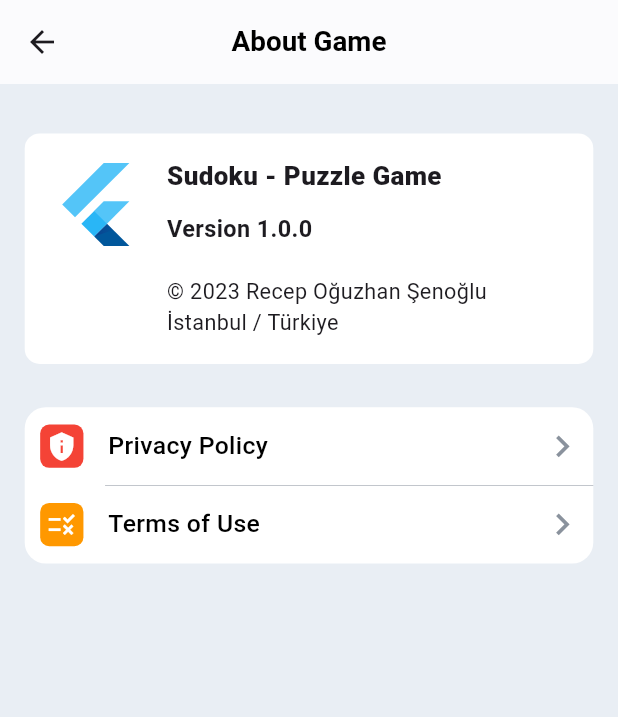
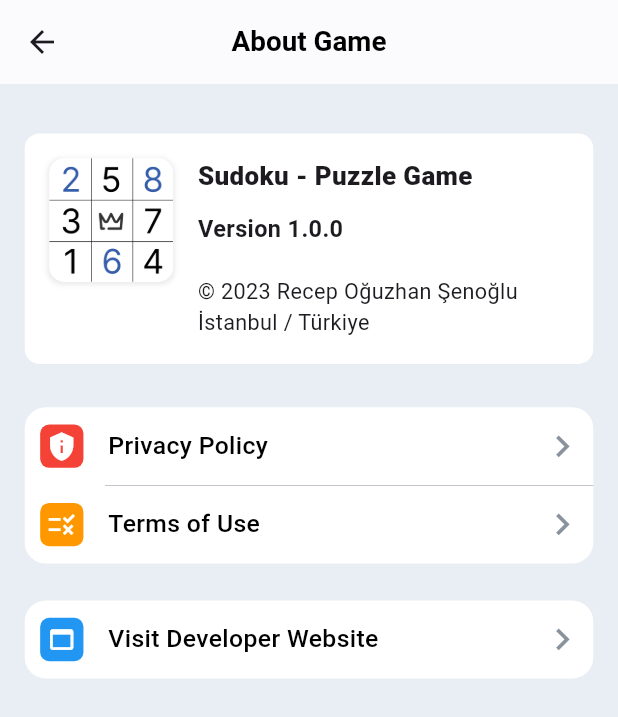
Before and after one commit to recepsenoglu/Flutter_Sudoku, a Flutter app: the AboutGameScreen screen opened by its route, on a phone screen of 412 x 824 dp. Shown: the top 717 px of the screen. Run offline on Flutter 3.47's test engine with Material 3 defaults, Android fonts, the phone set to English and light mode, and no system bars; our stand-ins replace shared_preferences, webview_flutter; accounts and stored records are empty.

Commit message:
about game page updated

```diff
--- a/lib/screens/options_screen/about_game_screen/about_game_screen.dart
+++ b/lib/screens/options_screen/about_game_screen/about_game_screen.dart
@@ -1,4 +1,7 @@
+import 'dart:developer';
+
 import 'package:flutter/material.dart';
+import 'package:url_launcher/url_launcher.dart';
 
 import '../../../utils/game_colors.dart';
 import '../../../utils/game_routes.dart';
@@ -8,6 +11,18 @@ import '../../../widgets/option_widgets/exports.dart';
 
 class AboutGameScreen extends StatelessWidget {
   const AboutGameScreen({super.key});
+
+  Future<void> launchPage(String url) async {
+    try {
+      final Uri uri = Uri.parse(url);
+      await canLaunchUrl(uri)
+          ? await launchUrl(uri)
+          : throw 'Could not launch $url';
+    } catch (e) {
+      debugPrint(e.toString());
+      log('error', name: 'AboutGameScreen', error: e);
+    }
+  }
 
   @override
   Widget build(BuildContext context) {
@@ -37,7 +52,28 @@ class AboutGameScreen extends StatelessWidget {
                 child: Row(
                   crossAxisAlignment: CrossAxisAlignment.start,
                   children: [
-                    FlutterLogo(size: GameSizes.getWidth(0.15)),
+                    Container(
+                      decoration: BoxDecoration(
+                        color: Colors.white,
+                        borderRadius: BorderRadius.circular(10),
+                        image: const DecorationImage(
+                          image: AssetImage('assets/images/play_store_512.png'),
+                          fit: BoxFit.cover,
+                        ),
+                        boxShadow: [
+                          BoxShadow(
+                            color: Colors.grey.withOpacity(0.2),
+                            spreadRadius: 1,
+                            blurRadius: 2,
+                            offset: const Offset(0, 1),
+                          ),
+                        ],
+                      ),
+                      child: SizedBox(
+                        width: GameSizes.getWidth(0.2),
+                        height: GameSizes.getWidth(0.2),
+                      ),
+                    ),
                     SizedBox(width: GameSizes.getWidth(0.04)),
                     Column(
                       crossAxisAlignment: CrossAxisAlignment.start,
@@ -95,7 +131,34 @@ class AboutGameScreen extends StatelessWidget {
                         enableBack: true),
                   ),
                 ],
-              )
+              ),
+              OptionGroup(
+                options: [
+                  OptionWidget(
+                    title: 'Visit Developer Website',
+                    iconColor: Colors.blue,
+                    iconData: Icons.web_asset,
+                    onTap: () => launchPage(
+                        'https://recepsenoglu.github.io/'),
+                  ),
+                ],
+              ),
+              // OptionGroup(
+              //   options: [
+              //     OptionWidget(
+              //       title: 'Rate Us',
+              //       iconColor: Colors.green,
+              //       iconData: Icons.star,
+              //       onTap: () {},
+              //     ),
+              //     OptionWidget(
+              //       title: 'Share',
+              //       iconColor: Colors.blue,
+              //       iconData: Icons.share,
+              //       onTap: () {},
+              //     ),
+              //   ],
+              // ),
             ],
           ),
         ));
--- a/lib/utils/game_strings.dart
+++ b/lib/utils/game_strings.dart
@@ -1,5 +1,5 @@
 class GameStrings {
-  static const appBarTitle = 'Classic Sudoku';
+  static const appBarTitle = 'Sudoku';
 
   /// GameInfo
   static const difficulty = 'Difficulty';
--- a/pubspec.yaml
+++ b/pubspec.yaml
@@ -39,6 +39,7 @@ dependencies:
   shared_preferences: ^2.1.0
   webview_flutter: ^4.4.2
   change_app_package_name: ^1.1.0
+  url_launcher: ^6.2.2
 
 dev_dependencies:
   flutter_test:
```
Also changed, not shown: pubspec.lock, 17 other files.
